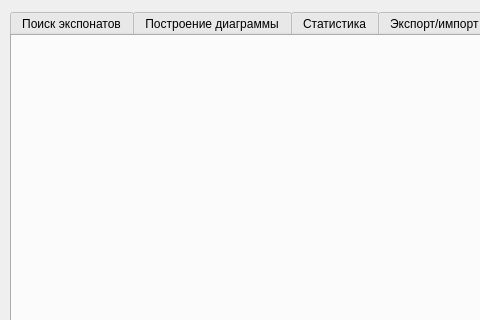
Above: UI/MainWindow.ui from greg9804/MuseumIPS before the change; both pictures show x 0 to 480 and y 0 to 320 of the 882 by 566 pixel window. Below: the same form after it.
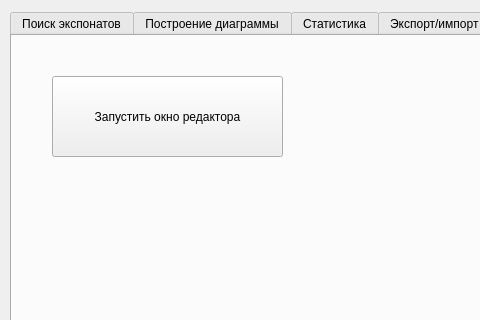
That is the form after the change. The open tabs and pages were chosen to show the change.

```diff
--- a/UI/MainWindow.ui
+++ b/UI/MainWindow.ui
@@ -431,6 +431,19 @@
         <attribute name="title">
          <string>Редактирование БД</string>
         </attribute>
+        <widget class="QPushButton" name="pushButtonEdit">
+         <property name="geometry">
+          <rect>
+           <x>40</x>
+           <y>40</y>
+           <width>231</width>
+           <height>81</height>
+          </rect>
+         </property>
+         <property name="text">
+          <string>Запустить окно редактора</string>
+         </property>
+        </widget>
        </widget>
       </widget>
      </item>
```
Left out of the diff: 2 changed lines with no effect on the pictures.
